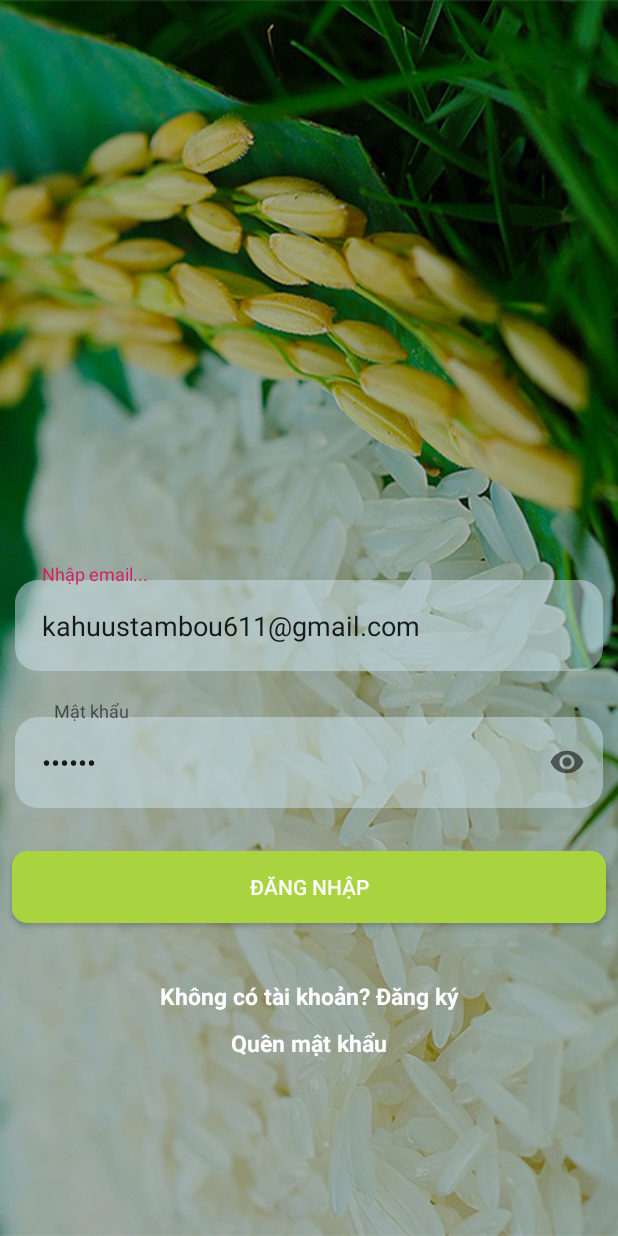
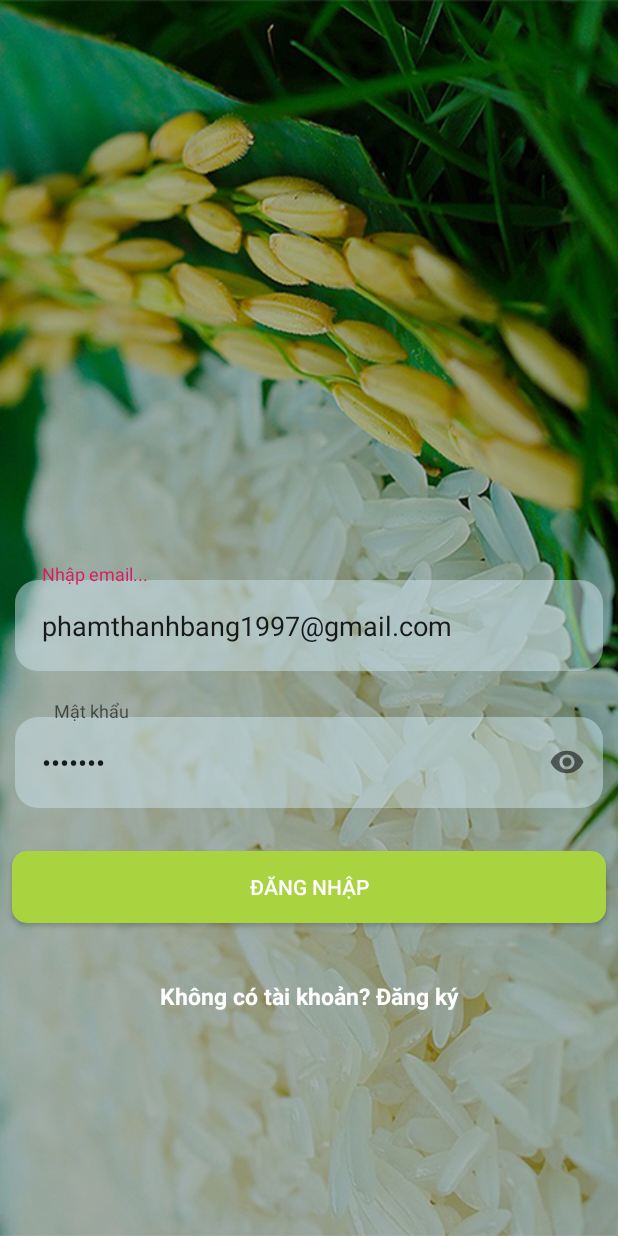
Before and after one commit to kahuustambou/GaoSach, an Android app: the SignIn screen opened directly, with no data from a screen before it, on a phone screen of 412 x 824 dp. Run offline under Robolectric (Android 15) with nearby library versions, the phone set to English and light mode, and no system bars; our stand-ins replace Firebase (no records; nobody signed in at launch, a user with empty details on screens opened directly).

Commit message:
Implementing booking

```diff
--- a/app/src/main/AndroidManifest.xml
+++ b/app/src/main/AndroidManifest.xml
@@ -11,8 +11,7 @@
         android:roundIcon="@mipmap/ic_launcher_round"
         android:supportsRtl="true"
         android:theme="@style/AppTheme">
-        <activity android:name=".ForgotPassword"></activity>
-        <activity android:name=".SignIn" />
+        <activity android:name=".SignIn"></activity>
         <activity android:name=".OrderStatus" />
         <activity android:name=".Cart" />
         <activity android:name=".RiceDetail" />
--- a/app/src/main/java/com/example/gaosach/Common/Common.java
+++ b/app/src/main/java/com/example/gaosach/Common/Common.java
@@ -5,4 +5,5 @@ import com.example.gaosach.Model.User;
 public class Common {
     public static User currentUser;
 
+
 }
--- a/app/src/main/java/com/example/gaosach/OrderStatus.java
+++ b/app/src/main/java/com/example/gaosach/OrderStatus.java
@@ -2,6 +2,7 @@ package com.example.gaosach;
 
 import android.os.Bundle;
 
+import com.example.gaosach.Common.Common;
 import com.example.gaosach.Model.Request;
 import com.example.gaosach.ViewHolder.OrderViewHolder;
 import com.firebase.ui.database.FirebaseRecyclerAdapter;
@@ -36,7 +37,7 @@ public class OrderStatus extends AppCompatActivity {
         layoutManager= new LinearLayoutManager(this);
         recyclerView.setLayoutManager(layoutManager);
 
-//        loadOrders(Common.currentUser.Phone);
+        loadOrders(Common.currentUser.Email);
     }
 
 
@@ -54,7 +55,8 @@ public class OrderStatus extends AppCompatActivity {
                 viewHolder.txtOrderId.setText(adapter.getRef(position).getKey());
                 viewHolder.txtOrderStatus.setText(convertCodeToStatus(model.getStatus()));
                 viewHolder.txtOrderAddress.setText(model.getAddress());
-                viewHolder.txtOrderPhone.setText(model.getEmail());
+//                viewHolder.txtOrderPhone.setText(model.getPhone());
+                viewHolder.txtOrderEmail.setText(model.getEmail());
 
             }
         };
--- a/app/src/main/java/com/example/gaosach/RiceList.java
+++ b/app/src/main/java/com/example/gaosach/RiceList.java
@@ -182,7 +182,7 @@ public class RiceList extends AppCompatActivity {
         adapter = new FirebaseRecyclerAdapter<Rice, RiceViewHolder>(Rice.class,
                 R.layout.rice_item,
                 RiceViewHolder.class,
-                riceList.orderByChild("MenuId").equalTo(categoryId) //like: select* from rice
+                riceList.orderByChild("menuId").equalTo(categoryId) //like: select* from rice
                 ) {
             @Override
             protected void populateViewHolder(RiceViewHolder viewHolder, Rice model, int position) {
--- a/app/src/main/java/com/example/gaosach/SignIn.java
+++ b/app/src/main/java/com/example/gaosach/SignIn.java
@@ -16,14 +16,16 @@ import com.google.android.gms.tasks.OnFailureListener;
 import com.google.android.gms.tasks.Task;
 import com.google.firebase.auth.AuthResult;
 import com.google.firebase.auth.FirebaseAuth;
+import com.google.firebase.database.DatabaseReference;
+import com.google.firebase.database.FirebaseDatabase;
 
 import androidx.annotation.NonNull;
 import androidx.appcompat.app.AppCompatActivity;
 
 public class SignIn extends AppCompatActivity {
 
-    EditText edtEmail, edtPassword;
-    TextView notHaveAccount, forgotPassword;
+    EditText edtEmail, edtPassword,edtPhone;
+    TextView notHaveAccount;
     Button btnSignIn;
 
     //declare an instance of firebase
@@ -41,19 +43,22 @@ public class SignIn extends AppCompatActivity {
         edtPassword = findViewById(R.id.edtPassword);
         edtEmail = findViewById(R.id.edtEmail);
         notHaveAccount = findViewById(R.id.nothave_account);
-        forgotPassword = findViewById(R.id.forgot_password);
         btnSignIn = findViewById(R.id.btnSignIn);
 
         mAuth= FirebaseAuth.getInstance();
+        FirebaseDatabase database= FirebaseDatabase.getInstance();
+        final DatabaseReference table_user = database.getReference("User");
+
 
         btnSignIn.setOnClickListener(new View.OnClickListener() {
             @Override
             public void onClick(View v) {
+
                 String Email= edtEmail.getText().toString().trim();
                 String Password=edtPassword.getText().toString().trim();
-                if (Email.isEmpty()) {
-                    edtEmail.setError(getString(R.string.input_error_email));
-                    edtEmail.requestFocus();
+               if (Email.isEmpty()) {
+                   edtEmail.setError(getString(R.string.input_error_email));
+                   edtEmail.requestFocus();
                     return;
                 }
                 if (!Patterns.EMAIL_ADDRESS.matcher(Email).matches()) {
@@ -75,7 +80,7 @@ public class SignIn extends AppCompatActivity {
                 }
                 else{
                     signInUser(Email,Password);
-                }
+              }
             }
         });
 
@@ -87,14 +92,6 @@ public class SignIn extends AppCompatActivity {
             @Override
             public void onClick(View v) {
                 startActivity(new Intent(SignIn.this, SignUp.class));
-            }
-        });
-
-        // Navigate to ForgotPassword screen
-        forgotPassword.setOnClickListener(new View.OnClickListener() {
-            @Override
-            public void onClick(View v) {
-                startActivity(new Intent(SignIn.this, ForgotPassword.class));
             }
         });
 
@@ -121,7 +118,7 @@ public class SignIn extends AppCompatActivity {
         //show pd
         mDialog.show();
 
-        mAuth.signInWithEmailAndPassword(Email, Password)
+        mAuth.signInWithEmailAndPassword(Email,Password)
                 .addOnCompleteListener( new OnCompleteListener<AuthResult>() {
                     @Override
                     public void onComplete(@NonNull Task<AuthResult> task) {
@@ -129,10 +126,12 @@ public class SignIn extends AppCompatActivity {
                             User user= new User(
                                     Email,
                                     Password
+
                             );
 
+
                             mDialog.dismiss();
-                            Toast.makeText(SignIn.this,"Đăng nhập thành công",Toast.LENGTH_SHORT).show();
+                            Toast.makeText(SignIn.this,"Đăng nhập thành công", Toast.LENGTH_SHORT).show();
                             startActivity(new Intent(SignIn.this,Home.class));
                             finish();
                         } else {
--- a/app/src/main/java/com/example/gaosach/SignUp.java
+++ b/app/src/main/java/com/example/gaosach/SignUp.java
@@ -134,8 +134,8 @@ public class SignUp extends AppCompatActivity  implements View.OnClickListener{
                         if(task.isSuccessful()){
                             User user= new User(
                                     Name,
-                                    Email,
-                                    Phone
+                                    Email
+
                             );
                             FirebaseDatabase.getInstance().getReference("User")
                                     .child(FirebaseAuth.getInstance().getCurrentUser().getUid())
--- a/app/src/main/java/com/example/gaosach/ViewHolder/OrderViewHolder.java
+++ b/app/src/main/java/com/example/gaosach/ViewHolder/OrderViewHolder.java
@@ -11,7 +11,7 @@ import androidx.recyclerview.widget.RecyclerView;
 
 public class OrderViewHolder extends RecyclerView.ViewHolder implements View.OnClickListener {
 
-    public TextView txtOrderId,txtOrderStatus,txtOrderPhone,txtOrderAddress;
+    public TextView txtOrderId,txtOrderStatus,txtOrderEmail,txtOrderAddress;
 
     private ItemClickListener itemClickListener;
 
@@ -21,7 +21,7 @@ public class OrderViewHolder extends RecyclerView.ViewHolder implements View.OnC
         txtOrderAddress=(TextView)itemView.findViewById(R.id.order_address);
         txtOrderId=(TextView)itemView.findViewById(R.id.order_id);
         txtOrderStatus=(TextView)itemView.findViewById(R.id.order_status);
-        txtOrderPhone=(TextView)itemView.findViewById(R.id.order_phone);
+        txtOrderEmail=(TextView)itemView.findViewById(R.id.order_email);
 
         itemView.setOnClickListener(this);
 
--- a/app/src/main/res/layout/activity_sign_in.xml
+++ b/app/src/main/res/layout/activity_sign_in.xml
@@ -8,41 +8,67 @@
     tools:context=".SignIn">
 
     <com.google.android.material.textfield.TextInputLayout
-        android:id="@+id/email"
     android:layout_width="match_parent"
     android:layout_height="wrap_content"
     android:layout_centerHorizontal="true"
     android:layout_centerVertical="true"
+    android:id="@+id/email"
+    android:layout_marginRight="10dp"
     android:layout_marginLeft="10dp"
-        android:layout_marginRight="10dp"
 
 
     >
-
     <com.google.android.material.textfield.TextInputEditText
         android:id="@+id/edtEmail"
+        android:background="@drawable/reg_edtext_style"
+        android:padding="18dp"
+        android:inputType="textEmailAddress"
+        android:hint="Nhập email..."
+        android:text="phamthanhbang1997@gmail.com"
         android:layout_width="match_parent"
-            android:layout_height="wrap_content"
-            android:background="@drawable/reg_edtext_style"
-            android:hint="Nhập email..."
-            android:inputType="textEmailAddress"
-            android:padding="18dp"
-            android:text="kahuustambou611@gmail.com">
+        android:layout_height="wrap_content">
 
 
     </com.google.android.material.textfield.TextInputEditText>
 
 </com.google.android.material.textfield.TextInputLayout>
+<!--    <com.google.android.material.textfield.TextInputLayout-->
+<!--        android:layout_width="match_parent"-->
+<!--        android:layout_height="wrap_content"-->
+<!--        android:layout_centerHorizontal="true"-->
+<!--        android:layout_centerVertical="true"-->
+<!--        android:layout_marginTop="20dp"-->
+<!--        android:id="@+id/phone"-->
+<!--        android:layout_below="@+id/email"-->
+<!--        android:layout_marginRight="10dp"-->
+<!--        android:layout_marginLeft="10dp"-->
+
+
+<!--        >-->
+<!--        <com.google.android.material.textfield.TextInputEditText-->
+<!--            android:id="@+id/edtPhone"-->
+<!--            android:background="@drawable/reg_edtext_style"-->
+<!--            android:padding="18dp"-->
+<!--            android:inputType="number"-->
+<!--            android:hint="Nhập số điện thoại..."-->
+<!--            android:text="0982446871"-->
+<!--            android:layout_width="match_parent"-->
+<!--            android:layout_height="wrap_content">-->
+
+
+<!--        </com.google.android.material.textfield.TextInputEditText>-->
+
+<!--    </com.google.android.material.textfield.TextInputLayout>-->
 
     <com.google.android.material.textfield.TextInputLayout
-        android:id="@+id/text_input_password"
         android:layout_width="match_parent"
         android:layout_height="wrap_content"
+        android:id="@+id/text_input_password"
+        app:errorEnabled="true"
         android:layout_below="@+id/email"
         android:layout_marginLeft="10dp"
+        android:layout_marginRight="10dp"
         android:layout_marginTop="20dp"
-        android:layout_marginRight="10dp"
-        app:errorEnabled="true"
         app:passwordToggleEnabled="true"
 
         >
@@ -55,8 +81,8 @@
             android:background="@drawable/reg_edtext_style"
             android:hint="   Mật khẩu"
             android:inputType="textPassword"
+            android:text="1234567"
             android:padding="18dp"
-            android:text="123456"
 
             >
 
@@ -67,29 +93,17 @@
 
     <Button
         android:id="@+id/btnSignIn"
+        android:text="Đăng Nhập"
+        android:textColor="@color/white"
+        android:layout_below="@+id/text_input_password"
+        android:layout_marginTop="20dp"
         android:layout_width="match_parent"
         android:layout_height="wrap_content"
-        android:layout_below="@+id/text_input_password"
         android:layout_margin="8dp"
-        android:layout_marginTop="20dp"
         android:background="@drawable/reg_btnsignin"
-        android:text="Đăng Nhập"
-        android:textColor="@color/white"
 
 
         ></Button>
-
-    <TextView
-        android:id="@+id/forgot_password"
-        android:text="Quên mật khẩu"
-        android:textAlignment="center"
-        android:layout_below="@+id/nothave_account"
-        android:layout_marginTop="10dp"
-        android:textColor="@color/white"
-        android:textSize="15dp"
-        android:textStyle="bold"
-        android:layout_width="match_parent"
-        android:layout_height="wrap_content"/>
 
     <TextView
         android:id="@+id/nothave_account"
@@ -105,5 +119,4 @@
 
 
 
-
 </RelativeLayout>
--- a/app/src/main/res/layout/order_layout.xml
+++ b/app/src/main/res/layout/order_layout.xml
@@ -42,7 +42,7 @@
                 android:layout_width="wrap_content"
                 android:layout_height="wrap_content"/>
             <TextView
-                android:id="@+id/order_phone"
+                android:id="@+id/order_email"
                 android:layout_marginLeft="10dp"
                 android:layout_gravity="center_vertical|start"
                 android:textAllCaps="true"
--- a/build.gradle
+++ b/build.gradle
@@ -7,7 +7,7 @@ buildscript {
 
     }
     dependencies {
-        classpath 'com.android.tools.build:gradle:3.5.2'
+        classpath 'com.android.tools.build:gradle:3.5.1'
         classpath 'com.google.gms:google-services:4.2.0'
 
         // NOTE: Do not place your application dependencies here; they belong
```
Also changed, not shown: app/src/main/java/com/example/gaosach/Cart.java (+13 -4 lines), app/src/main/java/com/example/gaosach/ForgotPassword.java (deleted, +0 -99 lines), app/src/main/java/com/example/gaosach/Model/Request.java (+11 -13 lines), app/src/main/java/com/example/gaosach/Model/User.java (+17 -4 lines), app/src/main/res/layout/activity_forgot_password.xml (deleted, +0 -58 lines). Lines whose indentation alone changed are shown as unchanged.
